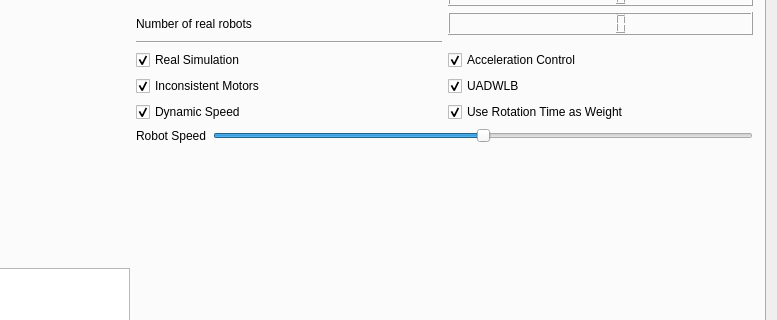
Qt form Server-application/user_interface/mainwindow.ui (RemcoMusic/Server-application) before a commit; both pictures show x 511 to 1288 and y 94 to 414 of the 1288 by 694 pixel window.
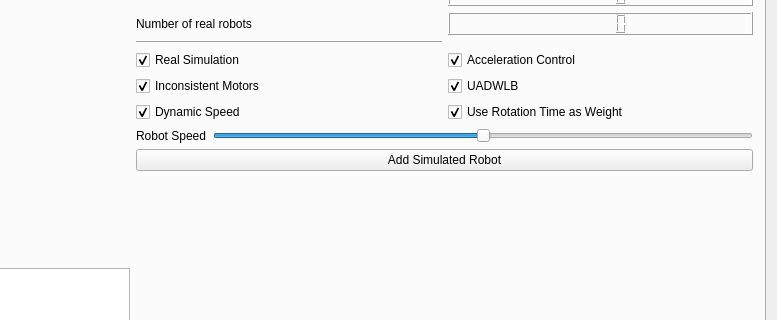
The same form after that commit.

Commit message: adding robots now happens with a pushbutton

Diff of the .ui file:
```diff
--- a/Server-application/user_interface/mainwindow.ui
+++ b/Server-application/user_interface/mainwindow.ui
@@ -213,6 +213,17 @@
             </item>
            </layout>
           </item>
+          <item>
+           <layout class="QHBoxLayout" name="horizontalLayout_5">
+            <item>
+             <widget class="QPushButton" name="AddSimulatedRobotButton">
+              <property name="text">
+               <string>Add Simulated Robot</string>
+              </property>
+             </widget>
+            </item>
+           </layout>
+          </item>
           <item>
            <spacer name="verticalSpacer_2">
             <property name="orientation">
```
The commit also changes 2 other files.
